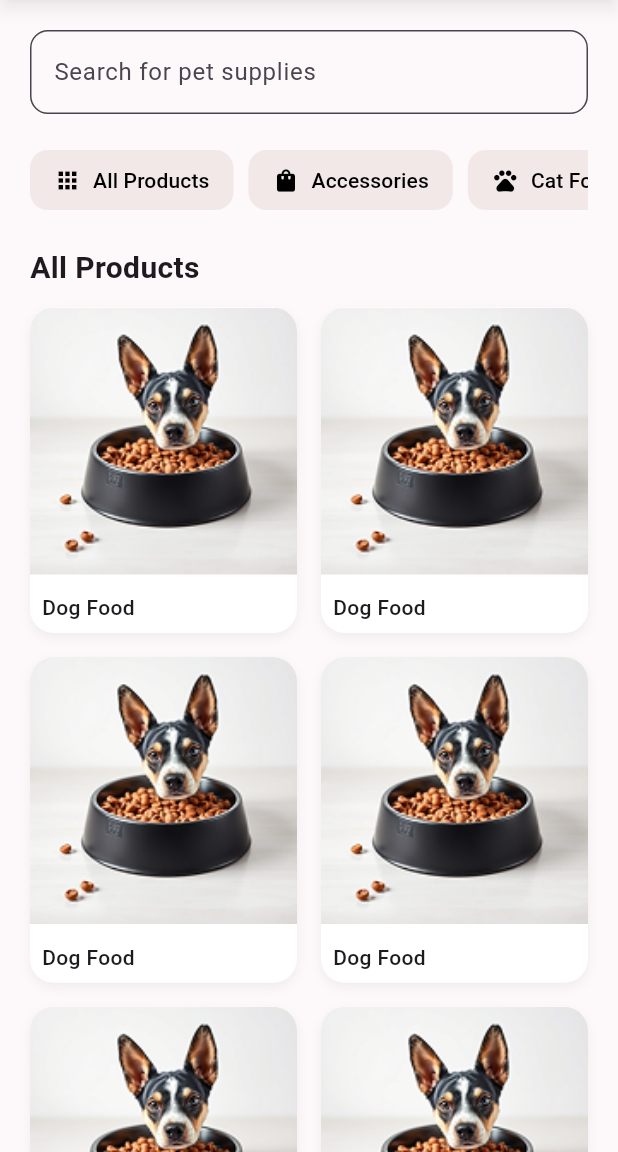
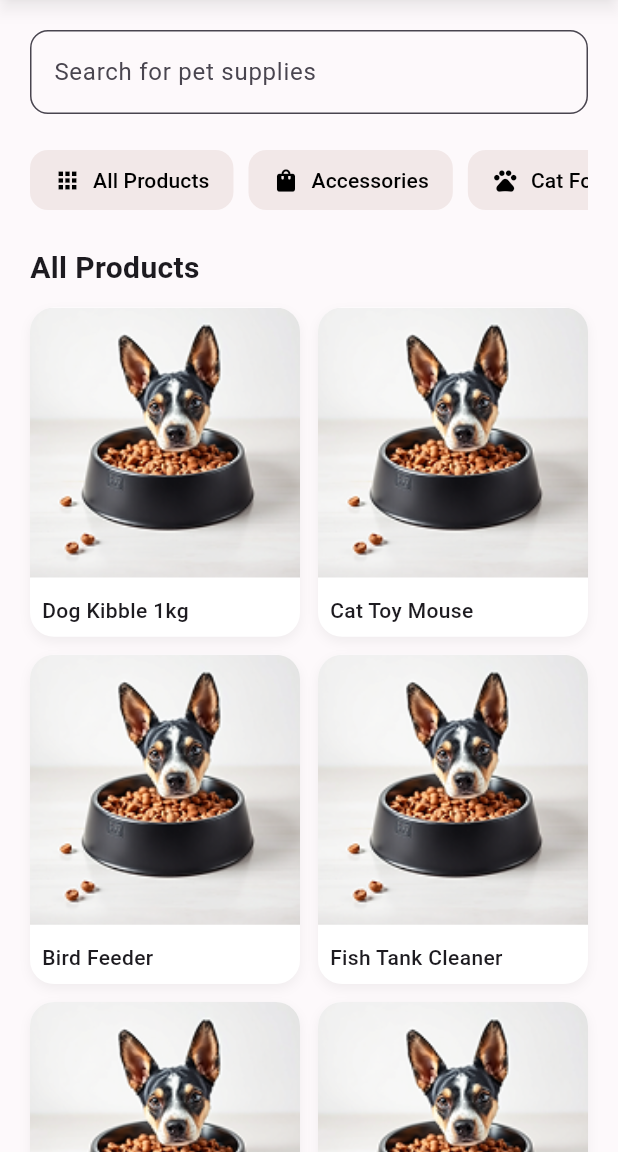
Before and after one commit to Saviskar/MAD-PetHaven, a Flutter app: the Shop screen opened directly, on a phone screen of 412 x 824 dp, the part 84-1236 px from its top. Run offline on Flutter 3.47's test engine with Material 3 defaults, Android fonts, the phone set to English and light mode, and no system bars.

Commit message:
feat: created dynamic product rendering and product detail page

```diff
--- a/lib/components/custom_card.dart
+++ b/lib/components/custom_card.dart
@@ -1,4 +1,3 @@
-// components/custom_card.dart
 import 'package:flutter/material.dart';
 
 class CustomCard extends StatelessWidget {
@@ -39,13 +38,12 @@ class CustomCard extends StatelessWidget {
         child: Column(
           crossAxisAlignment: CrossAxisAlignment.start,
           children: [
-            // square, responsive image (no fixed w/h)
             ClipRRect(
               borderRadius: const BorderRadius.vertical(
                 top: Radius.circular(16),
               ),
               child: AspectRatio(
-                aspectRatio: 1, // square like your mock
+                aspectRatio: 1,
                 child: Image.asset(imagePath, fit: BoxFit.cover),
               ),
             ),
--- /dev/null
+++ b/lib/data/product.dart
@@ -0,0 +1,15 @@
+class Product {
+  final int id;
+  final String name;
+  final String description;
+  final double price;
+  final String imageAsset;
+
+  const Product({
+    required this.id,
+    required this.name,
+    required this.description,
+    required this.price,
+    required this.imageAsset,
+  });
+}
--- /dev/null
+++ b/lib/data/product_repository.dart
@@ -0,0 +1,170 @@
+import 'product.dart';
+
+class ProductRepository {
+  // Singleton Pattern
+  ProductRepository._internal();
+  static final ProductRepository _instance = ProductRepository._internal();
+  factory ProductRepository() => _instance;
+
+  final List<Product> _products = const [
+    Product(
+      id: 1,
+      name: 'Dog Kibble 1kg',
+      description:
+          'A balanced, high-protein kibble made with real chicken and rice. '
+          'Fortified with essential vitamins, minerals, and Omega-3 fatty acids to promote strong muscles, shiny coats, and overall vitality. '
+          'Ideal for adult dogs of all breeds.',
+      price: 1990.00,
+      imageAsset: 'assets/images/dog_food.png',
+    ),
+    Product(
+      id: 2,
+      name: 'Cat Toy Mouse',
+      description:
+          'A soft plush mouse toy designed to stimulate your cat’s natural hunting instincts. '
+          'Features a built-in jingle bell that creates sound during play to keep your feline engaged and active. '
+          'Perfect for indoor exercise and stress relief.',
+      price: 750.00,
+      imageAsset: 'assets/images/dog_food.png',
+    ),
+    Product(
+      id: 3,
+      name: 'Bird Feeder',
+      description:
+          'A durable, window-mounted bird feeder with strong suction cups for easy installation. '
+          'Transparent acrylic design allows close-up bird watching while holding a variety of seeds. '
+          'Weather-resistant and easy to clean.',
+      price: 1450.00,
+      imageAsset: 'assets/images/dog_food.png',
+    ),
+    Product(
+      id: 4,
+      name: 'Fish Tank Cleaner',
+      description:
+          'Magnetic aquarium glass cleaner designed for tanks up to 12mm thick. '
+          'The strong magnet allows you to clean algae without getting your hands wet. '
+          'Ergonomic grip ensures easy use and streak-free cleaning.',
+      price: 2200.00,
+      imageAsset: 'assets/images/dog_food.png',
+    ),
+    Product(
+      id: 5,
+      name: 'Dog Leash (Nylon)',
+      description:
+          'A heavy-duty nylon dog leash with a padded handle for extra comfort. '
+          'Features a rust-resistant metal clasp and reflective stitching for nighttime walks. '
+          '1.5 meters in length, suitable for dogs of all sizes.',
+      price: 1200.00,
+      imageAsset: 'assets/images/dog_food.png',
+    ),
+    Product(
+      id: 6,
+      name: 'Cat Scratching Post',
+      description:
+          'A tall, sturdy scratching post wrapped with natural sisal rope to satisfy your cat’s scratching needs. '
+          'Encourages healthy claws while preventing damage to your furniture. '
+          'Includes a stable wooden base for extra safety.',
+      price: 3200.00,
+      imageAsset: 'assets/images/dog_food.png',
+    ),
+    Product(
+      id: 7,
+      name: 'Bird Cage Swing',
+      description:
+          'A handcrafted wooden swing designed to keep your birds entertained. '
+          'Made with natural wood and non-toxic rope, it promotes exercise and reduces boredom. '
+          'Ideal for parakeets, cockatiels, and small parrots.',
+      price: 850.00,
+      imageAsset: 'assets/images/dog_food.png',
+    ),
+    Product(
+      id: 8,
+      name: 'Aquarium Filter Pump',
+      description:
+          'An energy-efficient aquarium filter that provides mechanical and biological filtration. '
+          'Helps maintain crystal-clear water while being whisper-quiet. '
+          'Suitable for aquariums up to 60 liters.',
+      price: 3500.00,
+      imageAsset: 'assets/images/dog_food.png',
+    ),
+    Product(
+      id: 9,
+      name: 'Dog Shampoo 250ml',
+      description:
+          'A gentle oatmeal-based dog shampoo formulated to soothe sensitive skin. '
+          'Leaves coats soft, shiny, and smelling fresh with natural lavender extracts. '
+          'pH-balanced and safe for regular use.',
+      price: 950.00,
+      imageAsset: 'assets/images/dog_food.png',
+    ),
+    Product(
+      id: 10,
+      name: 'Cat Litter 5kg',
+      description:
+          'Premium clumping cat litter made with activated charcoal for superior odor control. '
+          'Dust-free and easy to scoop, keeping your cat’s litter box fresh and hygienic. '
+          'Long-lasting and safe for multi-cat households.',
+      price: 1850.00,
+      imageAsset: 'assets/images/dog_food.png',
+    ),
+    Product(
+      id: 11,
+      name: 'Parrot Food Mix 1kg',
+      description:
+          'A nutritious seed and nut blend formulated for parrots. '
+          'Includes sunflower seeds, millet, dried fruits, and fortified vitamins. '
+          'Supports healthy feathers, energy levels, and beak strength.',
+      price: 2100.00,
+      imageAsset: 'assets/images/dog_food.png',
+    ),
+    Product(
+      id: 12,
+      name: 'Fish Food Flakes 200g',
+      description:
+          'Balanced fish food flakes enriched with protein and essential nutrients. '
+          'Suitable for goldfish, guppies, and most tropical fish. '
+          'Floats longer in water to encourage active feeding.',
+      price: 600.00,
+      imageAsset: 'assets/images/dog_food.png',
+    ),
+    Product(
+      id: 13,
+      name: 'Dog Bed (Medium)',
+      description:
+          'A soft, cushioned dog bed with high-density foam and a removable washable cover. '
+          'Designed with raised edges for extra comfort and security. '
+          'Ideal for medium-sized breeds such as Beagles and Cocker Spaniels.',
+      price: 4800.00,
+      imageAsset: 'assets/images/dog_food.png',
+    ),
+    Product(
+      id: 14,
+      name: 'Cat Carrier Bag',
+      description:
+          'Lightweight and breathable carrier bag for cats and small pets. '
+          'Made with durable mesh panels for ventilation and a padded base for comfort. '
+          'Foldable design makes it convenient for travel and storage.',
+      price: 4200.00,
+      imageAsset: 'assets/images/dog_food.png',
+    ),
+    Product(
+      id: 15,
+      name: 'Rabbit Hay 2kg',
+      description:
+          'Fresh timothy hay harvested for maximum nutritional value. '
+          'High in fiber to support digestive health and dental care for rabbits, guinea pigs, and chinchillas. '
+          'Packed in a resealable bag to preserve freshness.',
+      price: 1350.00,
+      imageAsset: 'assets/images/dog_food.png',
+    ),
+  ];
+
+  List<Product> all() => List.unmodifiable(_products);
+
+  Product? byId(int id) {
+    for (final product in _products) {
+      if (product.id == id) return product;
+    }
+    return null;
+  }
+}
--- a/lib/pages/shop.dart
+++ b/lib/pages/shop.dart
@@ -3,29 +3,16 @@ import 'package:pet_haven/components/bread_crumb.dart';
 import 'package:pet_haven/components/custom_app_bar.dart';
 import 'package:pet_haven/components/input_field.dart';
 import 'package:pet_haven/components/custom_card.dart';
-
-class Product {
-  final String title;
-  final String imagePath;
-  const Product(this.title, this.imagePath);
-}
-
-const products = <Product>[
-  Product('Dog Food', 'assets/images/dog_food.png'),
-  Product('Dog Food', 'assets/images/dog_food.png'),
-  Product('Dog Food', 'assets/images/dog_food.png'),
-  Product('Dog Food', 'assets/images/dog_food.png'),
-  Product('Dog Food', 'assets/images/dog_food.png'),
-  Product('Dog Food', 'assets/images/dog_food.png'),
-  Product('Dog Food', 'assets/images/dog_food.png'),
-  Product('Dog Food', 'assets/images/dog_food.png'),
-];
+import 'package:pet_haven/data/product_repository.dart';
+import 'package:pet_haven/pages/product_detail_page.dart';
 
 class Shop extends StatelessWidget {
   const Shop({super.key});
 
   @override
   Widget build(BuildContext context) {
+    final products = ProductRepository().all();
+
     return Scaffold(
       appBar: CustomAppBar(appBarTitle: 'Pet Haven'),
       body: SingleChildScrollView(
@@ -34,10 +21,12 @@ class Shop extends StatelessWidget {
           crossAxisAlignment: CrossAxisAlignment.start,
           children: [
             InputField(hintText: 'Search for pet supplies'),
+
+            // Categories Row
             SingleChildScrollView(
               scrollDirection: Axis.horizontal,
               child: Row(
-                children: [
+                children: const [
                   BreadCrumb(title: 'All Products', icon: Icons.apps),
                   SizedBox(width: 10),
                   BreadCrumb(title: 'Accessories', icon: Icons.shopping_bag),
@@ -53,46 +42,43 @@ class Shop extends StatelessWidget {
               ),
             ),
 
-            SizedBox(height: 20),
-
-            Text(
+            const SizedBox(height: 20),
+            const Text(
               'All Products',
               style: TextStyle(fontWeight: FontWeight.w600, fontSize: 20),
             ),
-
             const SizedBox(height: 12),
 
-            LayoutBuilder(
-              builder: (context, constraints) {
-                int cols;
-                final w = constraints.maxWidth;
-                if (w >= 1000)
-                  cols = 5;
-                else if (w >= 800)
-                  cols = 4;
-                else if (w >= 600)
-                  cols = 3;
-                else
-                  cols = 2;
-
-                return GridView.builder(
-                  shrinkWrap: true, // important inside SingleChildScrollView
-                  physics: const NeverScrollableScrollPhysics(),
-                  itemCount: products.length,
-                  gridDelegate: SliverGridDelegateWithFixedCrossAxisCount(
-                    crossAxisCount: cols,
-                    crossAxisSpacing: 16,
-                    mainAxisSpacing: 16,
-                    // Card look in screenshot = square image + label; let height breathe:
-                    childAspectRatio: 0.82,
-                  ),
-                  itemBuilder: (context, i) {
-                    final p = products[i];
-                    return CustomCard(title: p.title, imagePath: p.imagePath);
+            // Products Grid
+            GridView.builder(
+              itemCount: products.length,
+              shrinkWrap: true, // for automatic sizing
+              physics: const NeverScrollableScrollPhysics(),
+              padding: EdgeInsets.zero,
+              gridDelegate: const SliverGridDelegateWithFixedCrossAxisCount(
+                crossAxisCount: 2,
+                mainAxisSpacing: 12,
+                crossAxisSpacing: 12,
+                childAspectRatio: 0.82,
+              ),
+              itemBuilder: (context, index) {
+                final product = products[index];
+                return CustomCard(
+                  title: product.name,
+                  imagePath: product.imageAsset,
+                  onTap: () {
+                    Navigator.push(
+                      context,
+                      MaterialPageRoute(
+                        builder: (_) =>
+                            ProductDetailPage(productId: product.id),
+                      ),
+                    );
                   },
                 );
               },
             ),
+
             const SizedBox(height: 16),
           ],
         ),
```
Also changed, not shown: lib/pages/product_detail_page.dart (added, +125 -0 lines).
